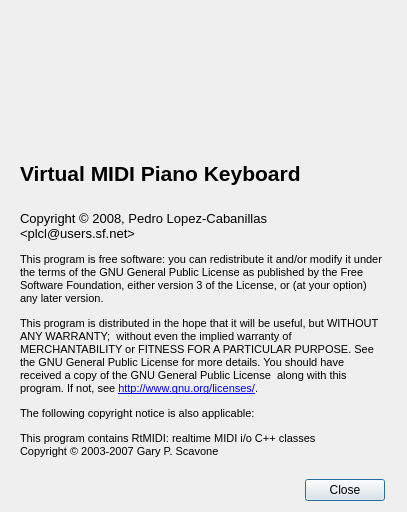
The window that trunk/src/about.ui (svn2github/vmpk) describes before a commit, drawn with Qt 5.
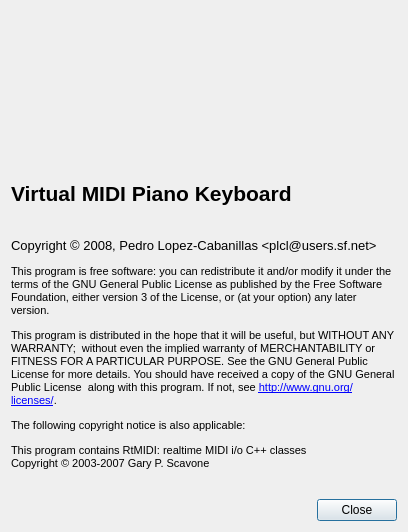
The same window after the commit. Icons and pictures are not drawn.

What changed in the file:
```diff
--- a/trunk/src/about.ui
+++ b/trunk/src/about.ui
@@ -5,8 +5,8 @@
    <rect>
     <x>0</x>
     <y>0</y>
-    <width>407</width>
-    <height>512</height>
+    <width>404</width>
+    <height>532</height>
    </rect>
   </property>
   <property name="windowTitle" >
@@ -23,14 +23,14 @@
      </property>
      <property name="minimumSize" >
       <size>
-       <width>180</width>
-       <height>140</height>
+       <width>160</width>
+       <height>160</height>
       </size>
      </property>
      <property name="maximumSize" >
       <size>
-       <width>180</width>
-       <height>140</height>
+       <width>160</width>
+       <height>160</height>
       </size>
      </property>
      <property name="pixmap" >
@@ -42,6 +42,9 @@
      <property name="wordWrap" >
       <bool>false</bool>
      </property>
+     <property name="margin" >
+      <number>10</number>
+     </property>
      <property name="textInteractionFlags" >
       <set>Qt::NoTextInteraction</set>
      </property>
@@ -57,8 +60,8 @@
      </property>
      <property name="minimumSize" >
       <size>
-       <width>170</width>
-       <height>140</height>
+       <width>220</width>
+       <height>160</height>
       </size>
      </property>
      <property name="textFormat" >
@@ -67,6 +70,9 @@
      <property name="wordWrap" >
       <bool>true</bool>
      </property>
+     <property name="margin" >
+      <number>10</number>
+     </property>
      <property name="openExternalLinks" >
       <bool>true</bool>
      </property>
```
